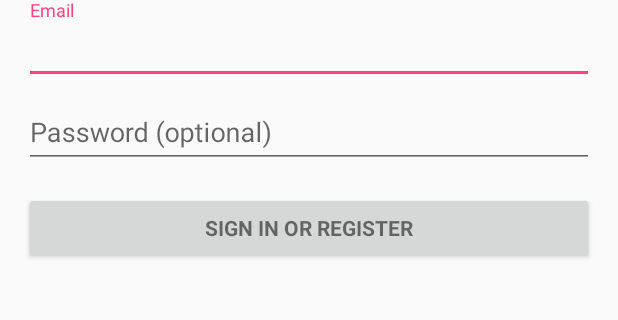
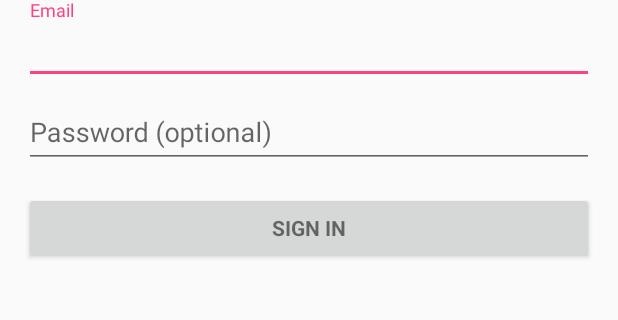
Before and after one commit to purag/cse110sp16, an Android app: the screen it shows after launch (LoginActivity), on a phone screen of 412 x 824 dp, the part 358-678 px from its top. Run offline under Robolectric (Android 15) with nearby library versions, the phone set to English and light mode, and no system bars; 2 statements that could not run were skipped.

```diff
--- a/app/build.gradle
+++ b/app/build.gradle
@@ -16,6 +16,9 @@ android {
             minifyEnabled false
             proguardFiles getDefaultProguardFile('proguard-android.txt'), 'proguard-rules.pro'
         }
+        debug {
+            debuggable true
+        }
     }
 }
 
--- a/app/src/main/java/com/cs110/lit/adventour/MapsActivity.java
+++ b/app/src/main/java/com/cs110/lit/adventour/MapsActivity.java
@@ -1,7 +1,9 @@
 package com.cs110.lit.adventour;
 
+import android.content.Intent;
 import android.os.Bundle;
 import android.support.v4.app.FragmentActivity;
+
 import com.google.android.gms.maps.CameraUpdateFactory;
 import com.google.android.gms.maps.GoogleMap;
 import com.google.android.gms.maps.OnMapReadyCallback;
@@ -17,9 +19,11 @@ public class MapsActivity extends FragmentActivity implements OnMapReadyCallback
     protected void onCreate(Bundle savedInstanceState) {
         super.onCreate(savedInstanceState);
         setContentView(R.layout.activity_maps);
+
         SupportMapFragment mapFragment = (SupportMapFragment) getSupportFragmentManager()
                 .findFragmentById(R.id.map);
         mapFragment.getMapAsync(this);
+        Intent intent = getIntent();
     }
 
     @Override
--- a/app/src/main/res/layout/activity_login.xml
+++ b/app/src/main/res/layout/activity_login.xml
@@ -74,8 +74,9 @@
                 android:layout_width="match_parent"
                 android:layout_height="wrap_content"
                 android:layout_marginTop="16dp"
-                android:text="@string/action_sign_in"
-                android:textStyle="bold" />
+                android:text="Sign In"
+                android:textStyle="bold"
+                android:onClick="showMapView" />
 
         </LinearLayout>
     </ScrollView>
--- a/app/src/main/res/values/strings.xml
+++ b/app/src/main/res/values/strings.xml
@@ -13,4 +13,8 @@
     <string name="permission_rationale">"Contacts permissions are needed for providing email
         completions."
     </string>
+
+    <!-- Strings related to the map view -->
+    <string name="title_activity_map"> Adventour Map </string>
+
 </resources>
```
Also changed, not shown: app/src/main/AndroidManifest.xml (+10 -0 lines), app/src/main/java/com/cs110/lit/adventour/LoginActivity.java (+20 -11 lines).
